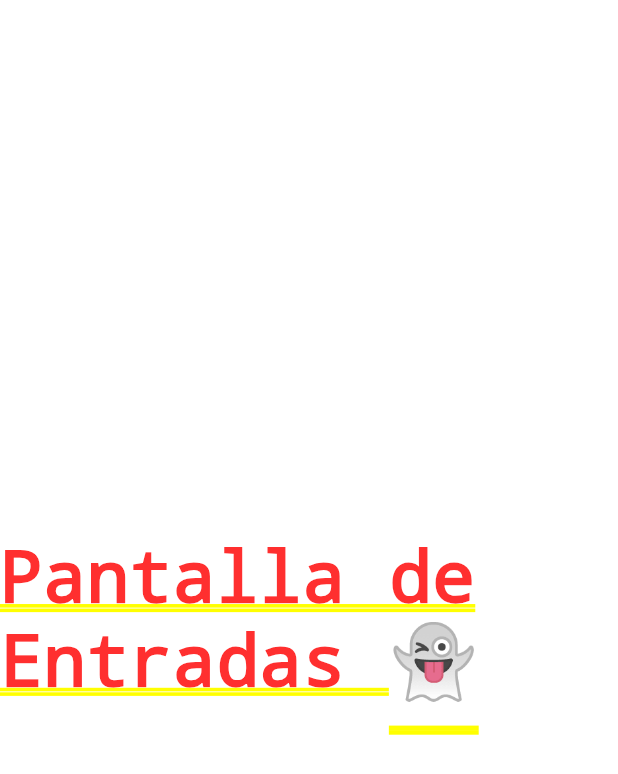
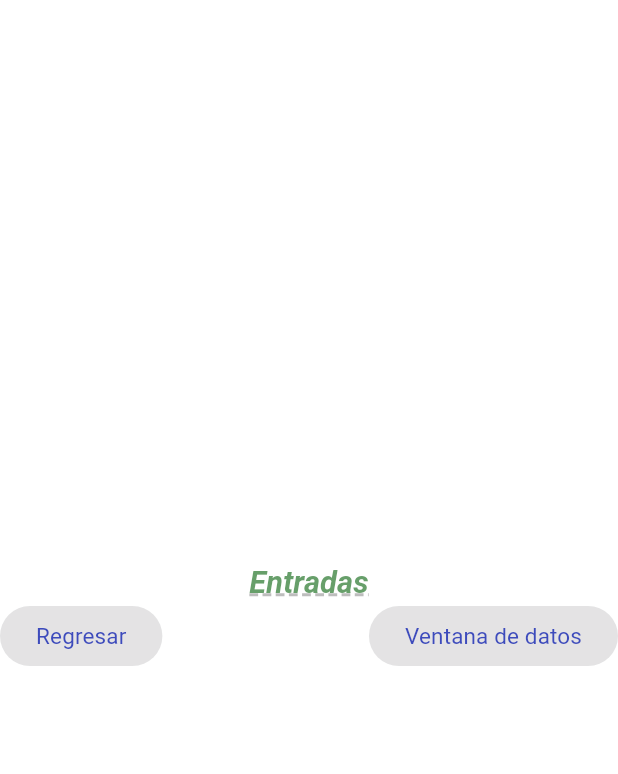
Before and after one commit to Eduardo188s/componentes_flutter, a Flutter app: the screen it shows after launch, after a tap on "Entradas", on a phone screen of 412 x 824 dp. Shown: the top 774 px of the screen. Run offline on Flutter 3.47's test engine with Material 3 defaults, Android fonts, the phone set to English and light mode, and no system bars; our stand-ins replace google_fonts.

Commit message:
Adiing ElevateButtons in InputScreen

```diff
--- a/lib/screens/input_screen.dart
+++ b/lib/screens/input_screen.dart
@@ -1,4 +1,5 @@
 import 'package:flutter/material.dart';
+import 'package:practica_3/theme/app_theme.dart';
 
 class InputsScreen extends StatefulWidget {
   const InputsScreen({super.key});
@@ -10,8 +11,28 @@ class InputsScreen extends StatefulWidget {
 class _InputsScreenState extends State<InputsScreen> {
   @override
   Widget build(BuildContext context) {
-    return const Center(
-      child: Text('Pantalla de Entradas 👻'),
+    return Column(
+      mainAxisAlignment: MainAxisAlignment.center,
+      children: [
+        Text('Entradas',
+        style: AppTheme.ligthTheme.textTheme.headlineLarge,
+        ),
+        Row (
+          mainAxisAlignment: MainAxisAlignment.spaceBetween,
+          children: [
+            ElevatedButton(
+              onPressed: null, child: Text('Regresar',
+              style: AppTheme.ligthTheme.textTheme.bodySmall,
+              ),
+              ),
+             ElevatedButton(
+              onPressed: null, child: Text('Ventana de datos',
+              style: AppTheme.ligthTheme.textTheme.bodySmall,
+              )
+            )
+          ],
+        )
+      ],
     );
   }
 }
```
Also changed, not shown: lib/screens/home_screen.dart (+16 -0 lines).
